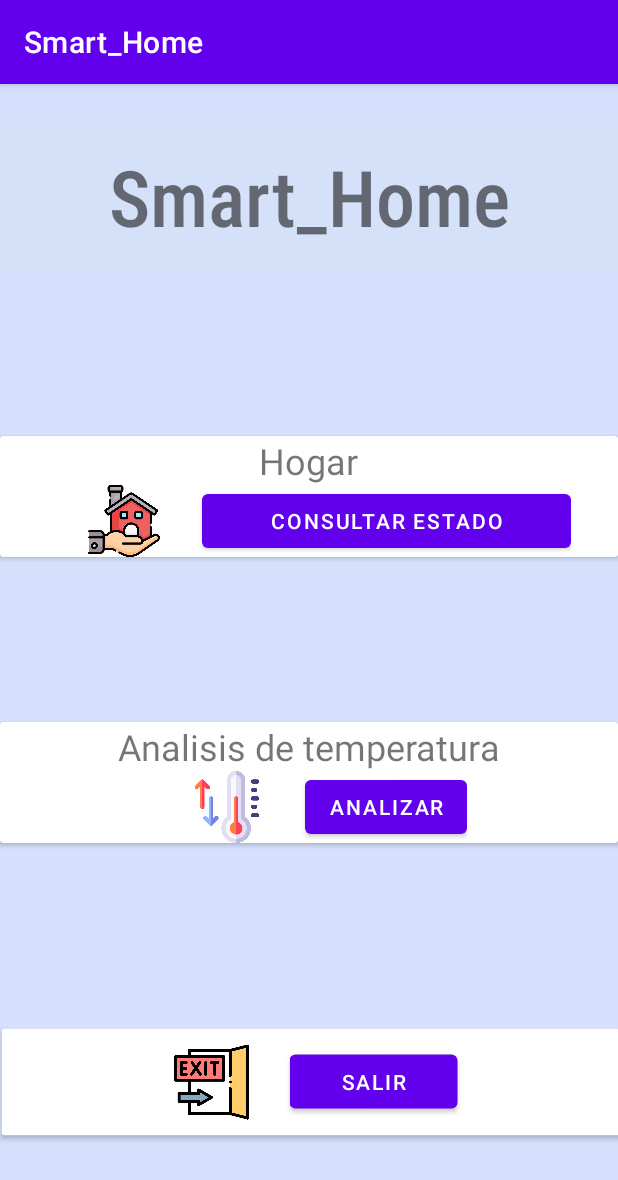
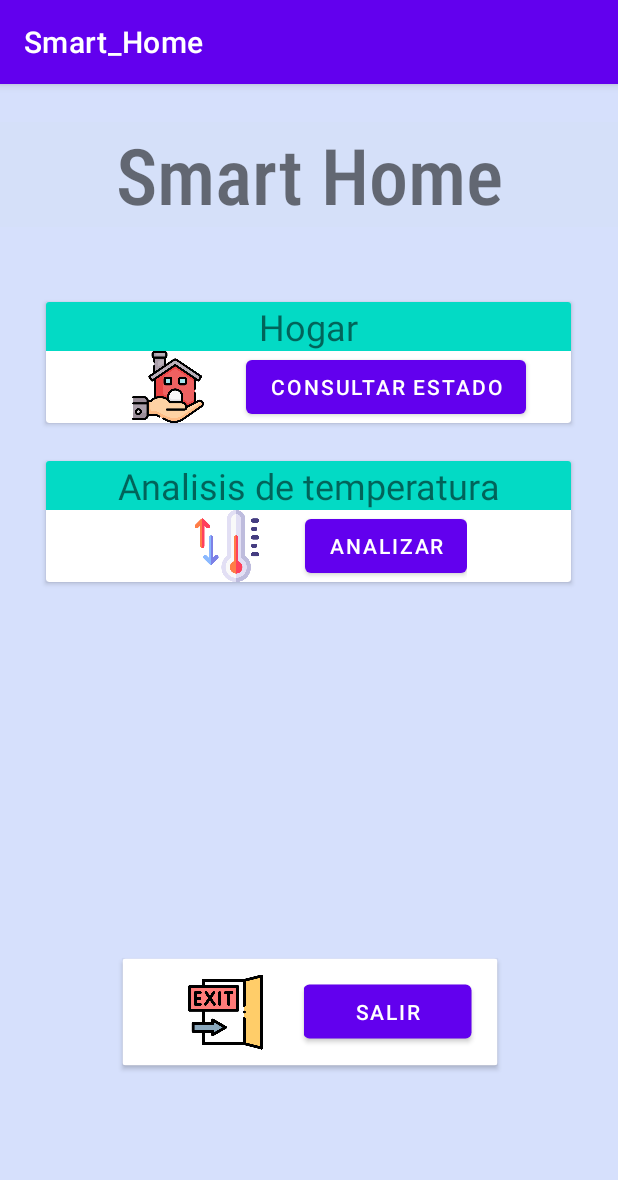
Before and after one commit to amst-fiec/1T2021-Prototipo-de-Casa-Inteligente, an Android app: the Menu_Consultas screen opened directly, with no data from a screen before it, on a phone screen of 412 x 824 dp. Shown: the top 1180 px of the screen. Run offline under Robolectric (Android 15) with nearby library versions, the phone set to English and light mode, and no system bars.

Commit message:
arreglo_vista
Vista de menu arreglada

```diff
--- a/Smart_Home/app/src/main/res/layout/activity_menu_consultas.xml
+++ b/Smart_Home/app/src/main/res/layout/activity_menu_consultas.xml
@@ -9,46 +9,30 @@
 
     <!-- android:background="@drawable/Es"-->
 
-
-     <LinearLayout
-
-        android:layout_width="match_parent"
-        android:layout_height="10dp"
-        android:layout_weight="1"
-        android:orientation="horizontal">
-
     <TextView
         android:id="@+id/textView3"
         android:layout_width="match_parent"
-            android:layout_height="100dp"
+        android:layout_height="wrap_content"
+
         android:layout_marginTop="25dp"
-            android:layout_centerHorizontal="true"
-            android:layout_centerVertical="true"
-            android:layout_weight="1"
+        android:layout_marginBottom="50dp"
         android:background="#1ACCE2E0"
         android:fontFamily="sans-serif-condensed-medium"
         android:gravity="center"
-            android:text="@string/app_name"
+        android:text="Smart Home"
         android:textSize="52sp" />
 
-    </LinearLayout>
-
-    <LinearLayout
-        android:layout_width="match_parent"
-        android:layout_height="22dp"
-        android:layout_weight="1"
-        android:gravity="center"
-        android:orientation="horizontal">
-
     <androidx.cardview.widget.CardView
-                android:layout_width="match_parent"
+        android:layout_width="350dp"
         android:layout_height="wrap_content"
+        android:layout_gravity="center"
         android:gravity="center"
         app:cardBackgroundColor="#FFFFFF">
 
         <LinearLayout
             android:layout_width="350dp"
             android:layout_height="match_parent"
+
             android:layout_gravity="center"
             android:orientation="vertical">
 
@@ -57,6 +41,7 @@
                 android:layout_height="match_parent"
                 android:layout_gravity="center"
                 android:gravity="center"
+                android:background="@color/teal_200"
                 android:orientation="horizontal">
 
                 <TextView
@@ -64,14 +49,15 @@
                     android:layout_width="wrap_content"
                     android:layout_height="match_parent"
                     android:gravity="center"
-                            android:textSize="24dp"
-                            android:text="Hogar" />
+                    android:text="Hogar"
+                    android:textSize="24dp" />
             </LinearLayout>
 
             <LinearLayout
                 android:layout_width="match_parent"
                 android:layout_height="match_parent"
                 android:layout_gravity="center"
+                android:gravity="center"
                 android:orientation="horizontal">
 
                 <ImageView
@@ -82,7 +68,7 @@
 
                 <Button
                     android:id="@+id/btn_consultar_estado"
-                            android:layout_width="match_parent"
+                    android:layout_width="wrap_content"
                     android:layout_height="wrap_content"
                     android:layout_gravity="center"
                     android:onClick="Consultar_Estado"
@@ -93,20 +79,10 @@
 
     </androidx.cardview.widget.CardView>
 
-
-    </LinearLayout>
-
-    <LinearLayout
-        android:layout_width="match_parent"
-        android:layout_height="19dp"
-        android:layout_weight="1"
-        android:orientation="horizontal">
-
-
-
     <androidx.cardview.widget.CardView
-                android:layout_width="match_parent"
+        android:layout_width="wrap_content"
         android:layout_height="wrap_content"
+        android:layout_marginTop="25dp"
         android:layout_gravity="center"
         app:cardBackgroundColor="#FFFFFF">
 
@@ -120,22 +96,24 @@
                 android:layout_width="match_parent"
                 android:layout_height="match_parent"
                 android:layout_gravity="center"
+                android:background="@color/teal_200"
                 android:gravity="center"
                 android:orientation="horizontal">
 
                 <TextView
                     android:id="@+id/desc_temp"
-                            android:layout_width="447dp"
-                            android:textSize="24dp"
-                            android:layout_height="match_parent"
+                    android:layout_width="wrap_content"
+                    android:layout_height="wrap_content"
                     android:gravity="center"
-                            android:text="Analisis de temperatura" />
+                    android:text="Analisis de temperatura"
+                    android:textSize="24dp" />
             </LinearLayout>
 
             <LinearLayout
                 android:layout_width="wrap_content"
                 android:layout_height="match_parent"
                 android:layout_gravity="center"
+                android:gravity="center"
                 android:orientation="horizontal">
 
                 <ImageView
@@ -158,19 +136,11 @@
 
     </androidx.cardview.widget.CardView>
 
-
-    </LinearLayout>
-
-    <LinearLayout
-        android:layout_width="match_parent"
-        android:layout_height="37dp"
-        android:layout_weight="1"
-        android:gravity="center"
-        android:orientation="horizontal">
-
     <androidx.cardview.widget.CardView
-                android:layout_width="match_parent"
+        android:layout_width="wrap_content"
         android:layout_height="wrap_content"
+        android:layout_gravity="center"
+        android:layout_marginTop="250dp"
         android:translationX="1dp"
         android:translationY="1dp">
 
@@ -180,8 +150,9 @@
             android:orientation="vertical">
 
             <LinearLayout
-                        android:layout_width="392dp"
+                android:layout_width="250dp"
                 android:layout_height="71dp"
+                android:layout_gravity="center"
                 android:gravity="center"
                 android:orientation="horizontal">
 
@@ -213,8 +184,5 @@
 
     </androidx.cardview.widget.CardView>
 
-    </LinearLayout>
-
-
 
 </LinearLayout>
```
Lines whose indentation alone changed are shown as unchanged.
